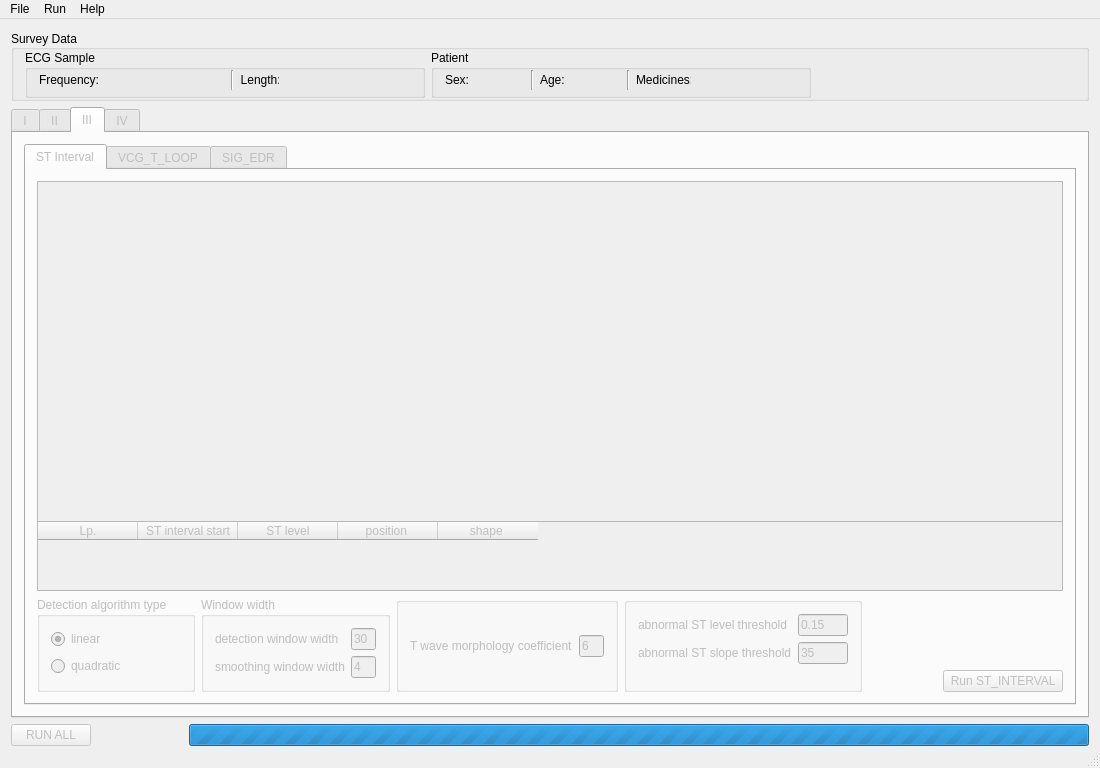
The window that EKG/Views/airecgmain.ui (qwerty90/ProjektEKG) describes before a commit, drawn with Qt 5.
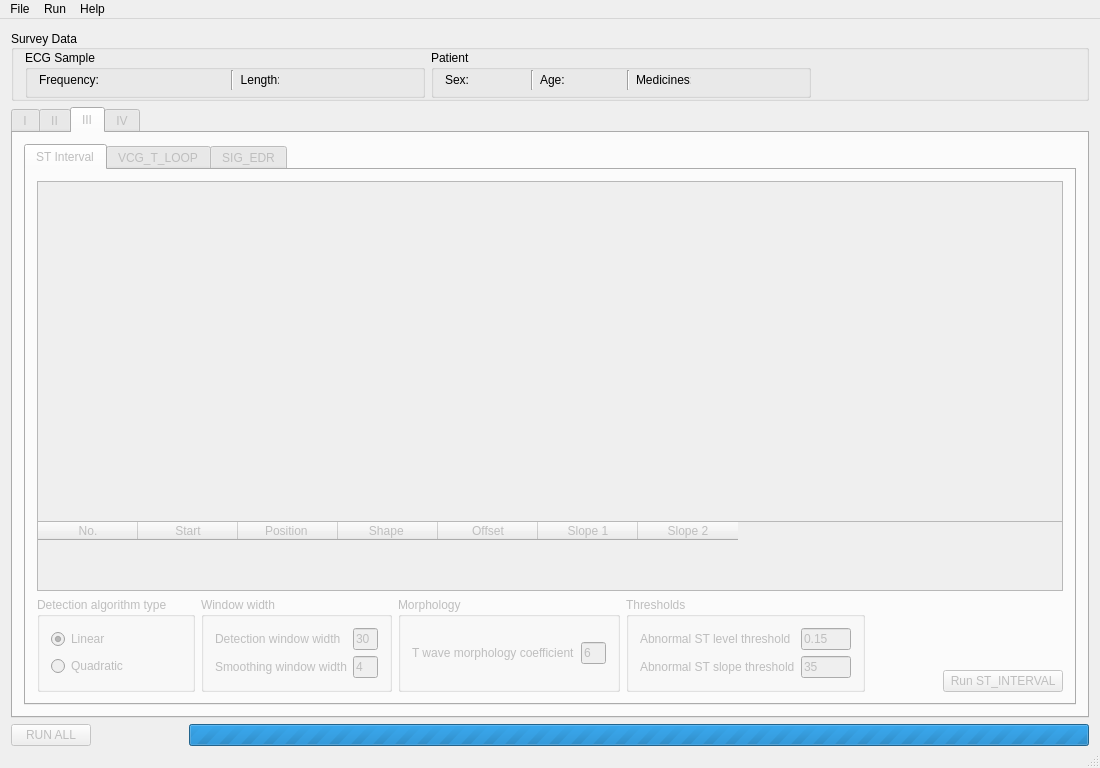
The same window after the commit. The open tabs and pages were chosen to show the change. Icons and pictures are not drawn.

Commit message: Implement ST intervals drawing

What changed in the file:
```diff
--- a/EKG/Views/airecgmain.ui
+++ b/EKG/Views/airecgmain.ui
@@ -2625,8 +2625,8 @@
                       <rect>
                        <x>0</x>
                        <y>0</y>
-                       <width>82</width>
-                       <height>344</height>
+                       <width>1026</width>
+                       <height>348</height>
                       </rect>
                      </property>
                     </widget>
@@ -2636,27 +2636,37 @@
                    <widget class="QTableWidget" name="tableWidget_2">
                     <column>
                      <property name="text">
-                      <string>Lp.</string>
+                      <string>No.</string>
                      </property>
                     </column>
                     <column>
                      <property name="text">
-                      <string>ST interval start</string>
+                      <string>Start</string>
                      </property>
                     </column>
                     <column>
                      <property name="text">
-                      <string>ST level</string>
+                      <string>Position </string>
                      </property>
                     </column>
                     <column>
                      <property name="text">
-                      <string>position </string>
+                      <string>Shape </string>
                      </property>
                     </column>
                     <column>
                      <property name="text">
-                      <string>shape </string>
+                      <string>Offset</string>
+                     </property>
+                    </column>
+                    <column>
+                     <property name="text">
+                      <string>Slope 1</string>
+                     </property>
+                    </column>
+                    <column>
+                     <property name="text">
+                      <string>Slope 2</string>
                      </property>
                     </column>
                    </widget>
@@ -2682,7 +2692,7 @@
                    <item>
                     <widget class="QRadioButton" name="detectionratelinear">
                      <property name="text">
-                      <string>linear</string>
+                      <string>Linear</string>
                      </property>
                      <property name="checked">
                       <bool>true</bool>
@@ -2692,7 +2702,7 @@
                    <item>
                     <widget class="QRadioButton" name="detectionratesquare">
                      <property name="text">
-                      <string>quadratic</string>
+                      <string>Quadratic</string>
                      </property>
                     </widget>
                    </item>
@@ -2711,7 +2721,7 @@
                    <item row="0" column="0">
                     <widget class="QLabel" name="st_interval_detection">
                      <property name="text">
-                      <string>detection window width</string>
+                      <string>Detection window width</string>
                      </property>
                     </widget>
                    </item>
@@ -2734,7 +2744,7 @@
                    <item row="1" column="0">
                     <widget class="QLabel" name="label_13">
                      <property name="text">
-                      <string>smoothing window width</string>
+                      <string>Smoothing window width</string>
                      </property>
                     </widget>
                    </item>
@@ -2760,7 +2770,7 @@
                 <item>
                  <widget class="QGroupBox" name="groupBox_8">
                   <property name="title">
-                   <string/>
+                   <string>Morphology</string>
                   </property>
                   <layout class="QHBoxLayout" name="horizontalLayout_7">
                    <item>
@@ -2789,7 +2799,7 @@
                 <item>
                  <widget class="QGroupBox" name="groupBox_4">
                   <property name="title">
-                   <string/>
+                   <string>Thresholds</string>
                   </property>
                   <layout class="QFormLayout" name="formLayout_2">
                    <property name="fieldGrowthPolicy">
@@ -2798,7 +2808,7 @@
                    <item row="0" column="0">
                     <widget class="QLabel" name="label_4">
                      <property name="text">
-                      <string>abnormal ST level threshold</string>
+                      <string>Abnormal ST level threshold</string>
                      </property>
                     </widget>
                    </item>
@@ -2818,7 +2828,7 @@
                    <item row="1" column="0">
                     <widget class="QLabel" name="label_22">
                      <property name="text">
-                      <string>abnormal ST slope threshold</string>
+                      <string>Abnormal ST slope threshold</string>
                      </property>
                     </widget>
                    </item>
```
Left out of the diff: 107 changed lines with no effect on the pictures. The commit also changes 2 other files.
